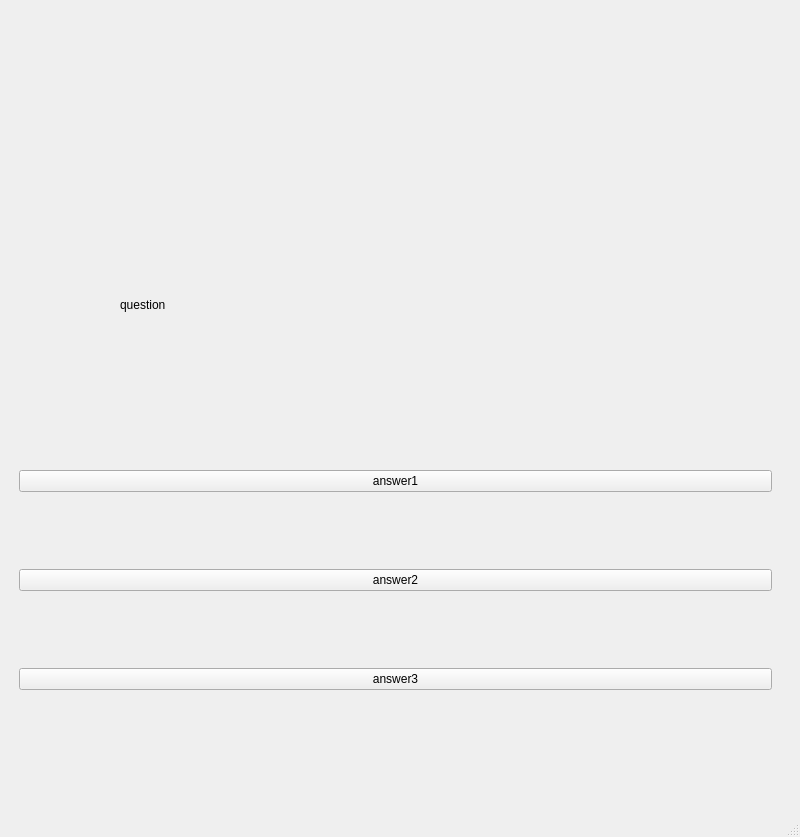
Above: Sloshed/mainwindow.ui from University-of-Utah-CS3505/a8-edu-app-Anudlok before the change. Below: the same form after it.
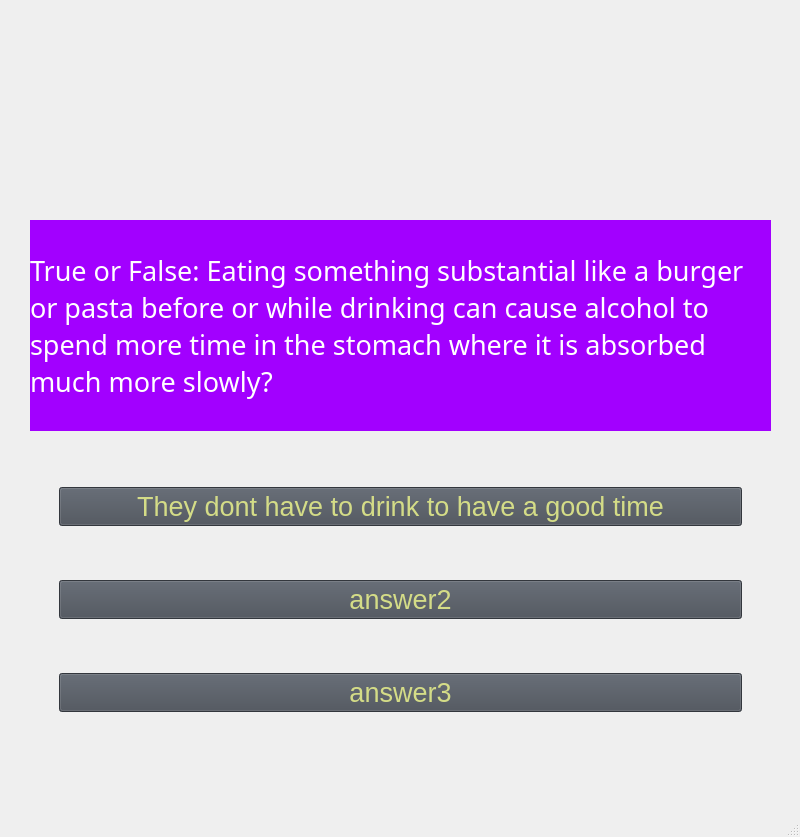
That is the form after the change. The open tabs and pages were chosen to show the change. Icons and pictures are not drawn. Custom widgets are drawn as their Qt base class.

Commit message: Made trivia screen look nicer

What changed in the file:
```diff
--- a/Sloshed/mainwindow.ui
+++ b/Sloshed/mainwindow.ui
@@ -66,33 +66,49 @@
      <widget class="QLabel" name="questionLabel">
       <property name="geometry">
        <rect>
-        <x>120</x>
-        <y>230</y>
-        <width>560</width>
-        <height>150</height>
+        <x>30</x>
+        <y>220</y>
+        <width>741</width>
+        <height>211</height>
        </rect>
       </property>
+      <property name="font">
+       <font>
+        <family>Britannic Bold</family>
+        <pointsize>20</pointsize>
+       </font>
+      </property>
       <property name="autoFillBackground">
        <bool>false</bool>
       </property>
       <property name="styleSheet">
        <string notr="true">background-image: url(:/GameImages/Images/TransparentBG);
-border-color: rgb(255, 255, 255);</string>
+color: rgb(255, 255, 255);
+background-color: rgb(162, 0, 255);</string>
       </property>
       <property name="lineWidth">
        <number>1</number>
       </property>
       <property name="text">
-       <string>question</string>
+       <string>True or False: Eating something substantial like a burger or pasta before or while drinking can cause alcohol to spend more time in the stomach where it is absorbed much more slowly?</string>
+      </property>
+      <property name="alignment">
+       <set>Qt::AlignLeading|Qt::AlignLeft|Qt::AlignVCenter</set>
+      </property>
+      <property name="wordWrap">
+       <bool>true</bool>
+      </property>
+      <property name="margin">
+       <number>15</number>
       </property>
      </widget>
      <widget class="QFrame" name="verticalFrame">
       <property name="geometry">
        <rect>
-        <x>10</x>
-        <y>390</y>
-        <width>771</width>
-        <height>381</height>
+        <x>50</x>
+        <y>430</y>
+        <width>701</width>
+        <height>341</height>
        </rect>
       </property>
       <property name="styleSheet">
@@ -101,18 +117,32 @@
       <layout class="QVBoxLayout" name="verticalLayout">
        <item>
         <widget class="QPushButton" name="answerButton1">
+         <property name="font">
+          <font>
+           <pointsize>20</pointsize>
+          </font>
+         </property>
          <property name="styleSheet">
-          <string notr="true">background-image: url(:/GameImages/Images/TransparentBG);</string>
+          <string notr="true">color: rgb(149, 153, 162);
+color: rgb(212, 220, 135);
+background-color: rgb(71, 77, 86);</string>
          </property>
          <property name="text">
-          <string>answer1</string>
+          <string>They dont have to drink to have a good time</string>
          </property>
         </widget>
        </item>
        <item>
         <widget class="QPushButton" name="answerButton2">
+         <property name="font">
+          <font>
+           <pointsize>20</pointsize>
+          </font>
+         </property>
          <property name="styleSheet">
-          <string notr="true">background-image: url(:/GameImages/Images/TransparentBG);</string>
+          <string notr="true">color: rgb(149, 153, 162);
+color: rgb(212, 220, 135);
+background-color: rgb(71, 77, 86);</string>
          </property>
          <property name="text">
           <string>answer2</string>
@@ -121,8 +151,15 @@
        </item>
        <item>
         <widget class="QPushButton" name="answerButton3">
+         <property name="font">
+          <font>
+           <pointsize>20</pointsize>
+          </font>
+         </property>
          <property name="styleSheet">
-          <string notr="true">background-image: url(:/GameImages/Images/TransparentBG);</string>
+          <string notr="true">color: rgb(149, 153, 162);
+color: rgb(212, 220, 135);
+background-color: rgb(71, 77, 86);</string>
          </property>
          <property name="text">
           <string>answer3</string>
```
Left out of the diff: 2 changed lines with no effect on the pictures. The commit also changes 1 other file.
